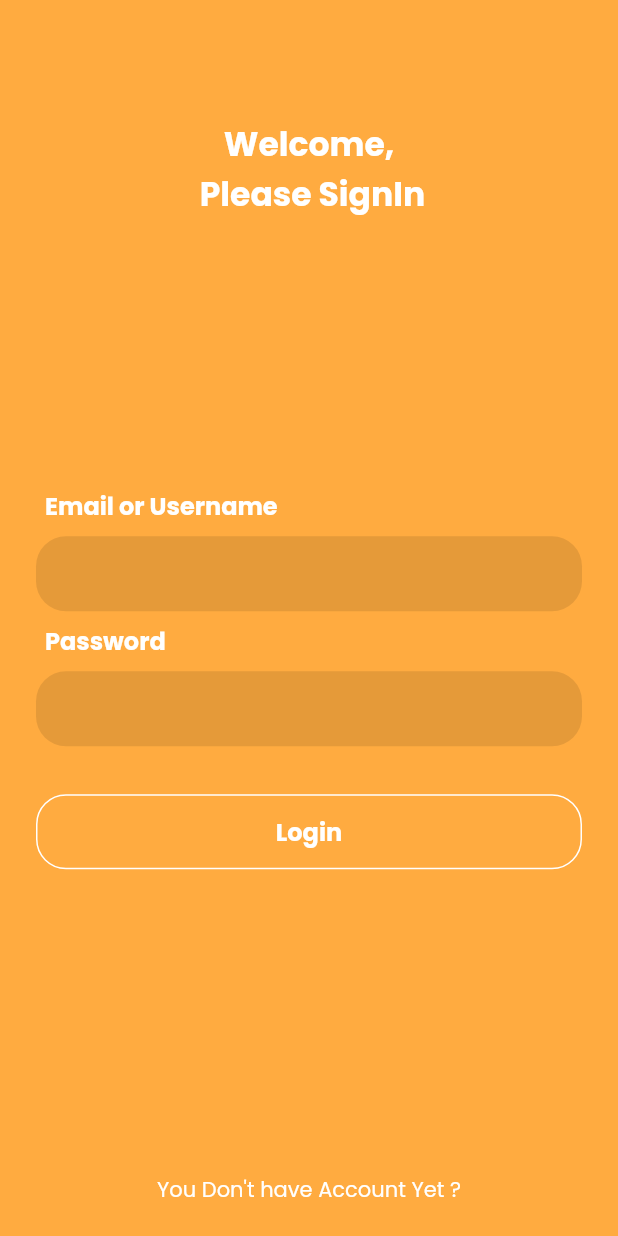
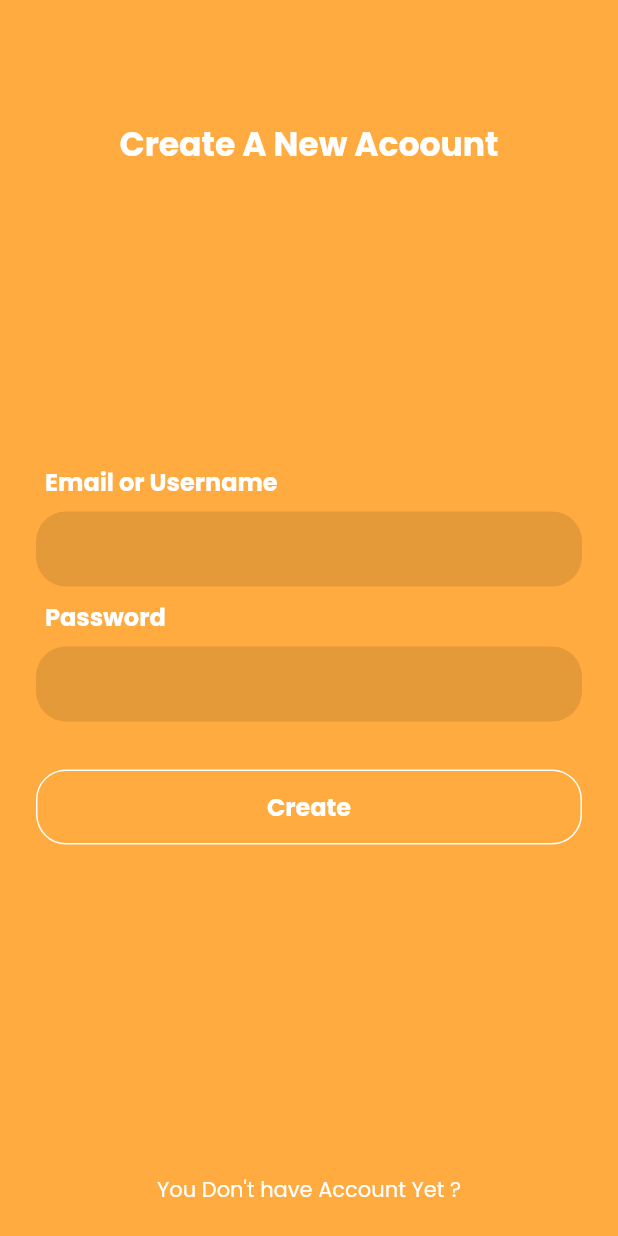
Before and after one commit to MadushaWickramasinghe/FlutterEcommerce, a Flutter app: the RegisterPage screen opened directly, on a phone screen of 412 x 824 dp. Run offline on Flutter 3.47's test engine with Material 2 defaults, Android fonts, the phone set to English and light mode, and no system bars; our stand-ins replace firebase_auth, firebase_core, google_fonts; accounts and stored records are empty.

```diff
--- a/lib/Screen/homePage.dart
+++ b/lib/Screen/homePage.dart
@@ -1,4 +1,5 @@
 import 'package:ecommerce/constant.dart';
+import 'package:firebase_auth/firebase_auth.dart';
 import 'package:flutter/material.dart';
 
 class HomePage extends StatefulWidget {
@@ -7,6 +8,8 @@ class HomePage extends StatefulWidget {
 }
 
 class _HomePageState extends State<HomePage> {
+
+
   @override
   Widget build(BuildContext context) {
     return Scaffold(
--- a/lib/Screen/loginPage.dart
+++ b/lib/Screen/loginPage.dart
@@ -1,3 +1,4 @@
+import 'package:ecommerce/Screen/registerPage.dart';
 import 'package:ecommerce/widget/customInput.dart';
 import 'package:ecommerce/widget/custom_btn.dart';
 import 'package:flutter/material.dart';
@@ -54,7 +55,7 @@ class _LoginPageState extends State<LoginPage> {
               GestureDetector(
                 onTap: (){
 
-                 Navigator.push(context, MaterialPageRoute(builder: (context) => LoginPage()));
+                 Navigator.push(context, MaterialPageRoute(builder: (context) => RegisterPage()));
 
                 },
                 child: Padding(
--- a/lib/Screen/registerPage.dart
+++ b/lib/Screen/registerPage.dart
@@ -2,6 +2,7 @@ import 'package:ecommerce/Screen/loginPage.dart';
 import 'package:ecommerce/constant.dart';
 import 'package:ecommerce/widget/customInput.dart';
 import 'package:ecommerce/widget/custom_btn.dart';
+import 'package:firebase_auth/firebase_auth.dart';
 import 'package:flutter/material.dart';
 
 class RegisterPage extends StatefulWidget {
@@ -10,6 +11,92 @@ class RegisterPage extends StatefulWidget {
 }
 
 class _RegisterPageState extends State<RegisterPage> {
+
+  Future<void> _alertDialog( String error) async{
+    return showDialog(
+      barrierDismissible: false,
+        context: context,
+        builder: (context){
+          return AlertDialog(
+            title: Text("Error"),
+            content: Container(
+              child: Text(error),
+            ),
+            actions: [
+              FlatButton(
+                child: Text("Close"),
+                onPressed: (){
+                  Navigator.pop(context);
+                },
+              )
+            ],
+          );
+        }
+        );
+  }
+
+  //create new acc
+
+  Future<String> _createNewAccount() async{
+    try{
+      await FirebaseAuth.instance.createUserWithEmailAndPassword(
+          email:_registerEmail,
+          password: _registerPassword,
+      );
+      return null;
+    } on FirebaseAuthException catch (e){
+      if(e.code == 'Weak Password'){
+        return 'Password is weak';
+      }else if (e.code == 'email already in use'){
+        return 'account already use';
+      }
+      return e.message;
+
+    }catch(e){
+     return e.toString();
+
+    }
+  }
+
+  void _submitForm() async{
+
+    setState(() {
+      _registerFormLoading = true;
+    });
+
+    String _createAccountFeedback = await  _createNewAccount();
+
+    if(_createAccountFeedback != null){
+      _alertDialog(_createAccountFeedback);
+
+      setState(() {
+        _registerFormLoading = false;
+      });
+    } else {
+      Navigator.pop(context);
+    }
+  }
+
+  bool _registerFormLoading = false;
+
+  String _registerEmail = "";
+  String _registerPassword = "";
+
+  FocusNode _passwordFocusNode;
+
+  @override
+  void initState() {
+    _passwordFocusNode = FocusNode();
+    super.initState();
+  }
+
+  @override
+  void dispose() {
+  _passwordFocusNode.dispose();
+    super.dispose();
+  }
+
+
   @override
   Widget build(BuildContext context) {
     return Scaffold(
@@ -22,31 +109,52 @@ class _RegisterPageState extends State<RegisterPage> {
               children:<Widget> [
                 Container(
                     padding: EdgeInsets.only(top: 80.0),
-                    child: Text("Welcome,\n Please SignIn",textAlign: TextAlign.center,style: Constants.boldheading,)
+                    child: Text("Create A New Acoount",textAlign: TextAlign.center,style: Constants.boldheading,)
                 ),//welcome signin
                 Column(
                   mainAxisAlignment: MainAxisAlignment.start,
-                  children:<Widget> [
+                  children:[
                     Align(
                         alignment: Alignment.centerLeft,
                         child: Padding(
                           padding: const EdgeInsets.only(left: 30.0),
                           child: Text("Email or Username",style: Constants.textfield,),
-                        )),
-                    CustomInput(),
+                        ),
+                    ),
+                    CustomInput(
+                      onChanged:(value){
+                        _registerEmail = value;
+                      },
+                      onSubmited: (value){
+                        _passwordFocusNode.requestFocus();
+                      },
+                      textInputAction:TextInputAction.next ,
+                    ),
                     Align(
                         alignment: Alignment.centerLeft,
                         child: Padding(
                           padding: const EdgeInsets.only(left: 30.0),
                           child: Text("Password",style: Constants.textfield,),
                         )),
-                    CustomInput(),
+                    CustomInput(
+                      onChanged: (value){
+                        _registerPassword = value;
+                      },
+                      focusNode: _passwordFocusNode,
+                      isPasswordField: true,
+                      onSubmited:(value){
+                        _submitForm();
+                      },
+                    ),
                     CustomBtn(
-                      btntext: "Login",
                       outlineBtn: true,
+                      btntext: "Create",
                       onPressed:(){
-                        print("Clicked");
+                       _submitForm();
                       },
+                      isLoading: _registerFormLoading,
+
+
                     ),
                   ],
                 ),
--- a/lib/widget/customInput.dart
+++ b/lib/widget/customInput.dart
@@ -3,8 +3,18 @@ import 'package:flutter/material.dart';
 
 class CustomInput extends StatelessWidget {
 
+  final String hintText;
+  final Function (String) onSubmited;
+  final Function  (String) onChanged;
+  final FocusNode focusNode;
+  final TextInputAction textInputAction;
+  final bool isPasswordField;
+
+  CustomInput ({this.onSubmited,this.hintText,this.onChanged,this.focusNode,this.textInputAction,this.isPasswordField});
+
   @override
   Widget build(BuildContext context) {
+    bool _isPasswordField = isPasswordField ?? false;
     return Container(
       margin: EdgeInsets.symmetric(horizontal: 24.0,vertical: 8.0),
       decoration: BoxDecoration(
@@ -12,6 +22,11 @@ class CustomInput extends StatelessWidget {
         borderRadius: BorderRadius.circular(20.0)
       ),
       child: TextField(
+        obscureText: _isPasswordField,
+        focusNode: focusNode,
+        onChanged: onChanged,
+        onSubmitted: onSubmited,
+        textInputAction: textInputAction,
         decoration: InputDecoration(
           border: InputBorder.none,
           contentPadding: EdgeInsets.symmetric(
--- a/lib/widget/custom_btn.dart
+++ b/lib/widget/custom_btn.dart
@@ -5,13 +5,16 @@ class CustomBtn extends StatelessWidget {
   final String btntext;
   final Function onPressed;
   final bool outlineBtn;
+  final bool isLoading;
 
-  CustomBtn({this.outlineBtn,this.onPressed,this.btntext});
+  CustomBtn({this.outlineBtn,this.onPressed,this.btntext,this.isLoading});
 
   @override
   Widget build(BuildContext context) {
 
     bool _outlineBtn = outlineBtn ?? false;
+    bool _isLoading = isLoading ?? false;
+
     return GestureDetector(
       onTap: onPressed,
       child: Container(
@@ -26,12 +29,27 @@ class CustomBtn extends StatelessWidget {
         ),
         margin: EdgeInsets.symmetric(horizontal: 24.0, vertical: 24.0),
 
-        child: Center(
-            child: Text("$btntext",style: TextStyle(
-              fontSize: 16.0,
-              color: _outlineBtn ? Colors.white : Colors.red,
-              fontWeight: FontWeight.bold,
-            ),)
+        child: Stack(
+         children: [
+           Visibility(
+             visible: _isLoading ? false : true,
+             child: Center(
+               child: Text( btntext ?? "Text",
+                    style: TextStyle(fontSize: 16.0,color: Colors.white,fontWeight: FontWeight.bold),
+               ),
+             ),
+           ),
+           Visibility(
+             visible:_isLoading ,
+             child: Center(
+               child: SizedBox(
+                 height: 30.0,
+                 width: 30.0,
+                 child: CircularProgressIndicator(),
+               ),
+             ),
+           ),
+         ],
         ),
       ),
     );
```
